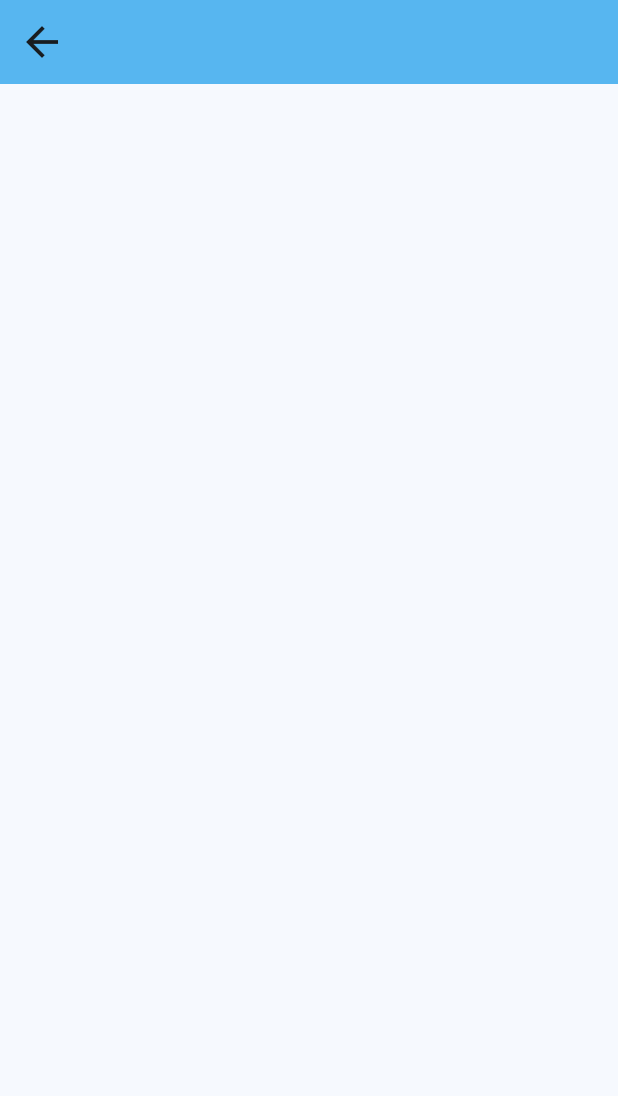
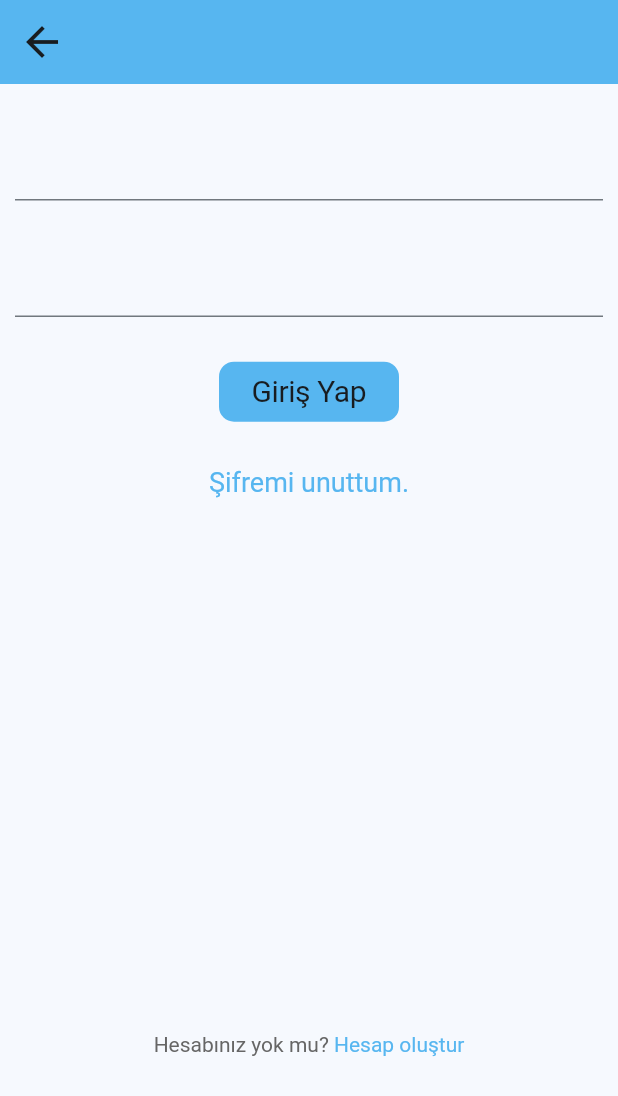
Before and after one commit to Keremovsky/flutter_brand_detection_app, a Flutter app: the LoginScreen screen opened by its route, on a phone screen of 412 x 824 dp. Shown: the top 1096 px of the screen. Run offline on Flutter 3.47's test engine with Material 3 defaults, Android fonts, the light colour scheme and no system bars; our stand-ins replace flutter_riverpod, go_router, riverpod.

Commit message:
login screen UI demo

```diff
--- a/lib/core/constants/router_constants.dart
+++ b/lib/core/constants/router_constants.dart
@@ -11,6 +11,6 @@ class RouterConstants {
   static const feedbackScreenPath = "/feedbackScreen";
   static const feedbackScreenName = "feedbackScreen";
 
-  static const authScreenPath = "/authScreen";
-  static const authScreenName = "authScreen";
+  static const loginScreenPath = "/loginScreen";
+  static const loginScreenName = "loginScreen";
 }
--- a/lib/features/backend/controller/auth_controller.dart
+++ b/lib/features/auth/controller/auth_controller.dart
@@ -1,4 +1,4 @@
-import 'package:flutter_brand_detection_app/features/backend/repository/auth_repository.dart';
+import 'package:flutter_brand_detection_app/features/auth/repository/auth_repository.dart';
 import 'package:flutter_riverpod/flutter_riverpod.dart';
 
 final authControllerProvider =
--- /dev/null
+++ b/lib/features/auth/screens/login_screen.dart
@@ -0,0 +1,90 @@
+import 'package:flutter/gestures.dart';
+import 'package:flutter/material.dart';
+import 'package:flutter_brand_detection_app/core/constants/theme_constants.dart';
+import 'package:flutter_brand_detection_app/core/utils/custom_text_button.dart';
+import 'package:flutter_brand_detection_app/themes/palette.dart';
+import 'package:flutter_riverpod/flutter_riverpod.dart';
+
+class LoginScreen extends ConsumerStatefulWidget {
+  const LoginScreen({super.key});
+
+  @override
+  ConsumerState<ConsumerStatefulWidget> createState() => _AuthScreenState();
+}
+
+class _AuthScreenState extends ConsumerState<LoginScreen> {
+  @override
+  Widget build(BuildContext context) {
+    return Scaffold(
+      appBar: AppBar(
+        leading: IconButton(
+          onPressed: () {
+            Navigator.of(context).pop();
+          },
+          icon: const Icon(
+            Icons.arrow_back,
+            size: ThemeConstants.generalIconSize,
+          ),
+        ),
+      ),
+      body: SafeArea(
+        child: Padding(
+          padding: const EdgeInsets.symmetric(horizontal: 10),
+          child: Column(
+            children: [
+              const Spacer(flex: 1),
+              TextField(),
+              const Spacer(flex: 1),
+              TextField(
+                obscureText: true,
+              ),
+              const Spacer(flex: 1),
+              CustomTextButton(
+                text: Text(
+                  "Giriş Yap",
+                  style: Theme.of(context).textTheme.displayLarge,
+                ),
+                onTap: () {},
+                borderRadius: BorderRadius.circular(10),
+                height: 40,
+                width: 120,
+              ),
+              const Spacer(flex: 1),
+              GestureDetector(
+                onTap: () {
+                  print("navigate to forgot password screen");
+                },
+                child: Text(
+                  "Şifremi unuttum.",
+                  style: Theme.of(context)
+                      .textTheme
+                      .displayMedium!
+                      .copyWith(color: Palette.mainColor),
+                ),
+              ),
+              const Spacer(flex: 12),
+              RichText(
+                text: TextSpan(
+                  text: "Hesabınız yok mu? ",
+                  style: Theme.of(context).textTheme.displaySmall,
+                  children: [
+                    TextSpan(
+                      text: "Hesap oluştur",
+                      recognizer: TapGestureRecognizer()
+                        ..onTap = () => print("navigate to sign up screen"),
+                      style: Theme.of(context)
+                          .textTheme
+                          .displaySmall!
+                          .copyWith(color: Palette.mainColor),
+                    ),
+                  ],
+                ),
+              ),
+              const Spacer(flex: 4),
+            ],
+          ),
+        ),
+      ),
+    );
+  }
+}
--- a/lib/features/backend/screens/login_screen.dart
+++ /dev/null
@@ -1,34 +0,0 @@
-import 'package:flutter/material.dart';
-import 'package:flutter_brand_detection_app/core/constants/theme_constants.dart';
-import 'package:flutter_riverpod/flutter_riverpod.dart';
-
-class LoginScreen extends ConsumerStatefulWidget {
-  const LoginScreen({super.key});
-
-  @override
-  ConsumerState<ConsumerStatefulWidget> createState() => _AuthScreenState();
-}
-
-class _AuthScreenState extends ConsumerState<LoginScreen> {
-  @override
-  Widget build(BuildContext context) {
-    return Scaffold(
-      appBar: AppBar(
-        leading: IconButton(
-          onPressed: () {
-            Navigator.of(context).pop();
-          },
-          icon: const Icon(
-            Icons.arrow_back,
-            size: ThemeConstants.generalIconSize,
-          ),
-        ),
-      ),
-      body: SafeArea(
-        child: Column(
-          children: [],
-        ),
-      ),
-    );
-  }
-}
--- a/lib/features/home/widgets/drawer.dart
+++ b/lib/features/home/widgets/drawer.dart
@@ -1,5 +1,7 @@
 import 'package:flutter/material.dart';
+import 'package:flutter_brand_detection_app/core/constants/router_constants.dart';
 import 'package:flutter_brand_detection_app/features/home/widgets/drawer_button.dart';
+import 'package:go_router/go_router.dart';
 
 class CustomDrawer extends StatelessWidget {
   const CustomDrawer({super.key});
@@ -11,7 +13,9 @@ class CustomDrawer extends StatelessWidget {
         CustomDrawerButton(
           icon: Icons.account_circle_rounded,
           text: "Hesabım",
-          onTap: () {},
+          onTap: () {
+            context.pushNamed(RouterConstants.loginScreenName);
+          },
         ),
         const _CustomSizedBox(),
         CustomDrawerButton(
--- a/lib/main.dart
+++ b/lib/main.dart
@@ -35,13 +35,13 @@ class MyApp extends StatelessWidget {
             fontWeight: FontWeight.normal,
           ),
           displayLarge: TextStyle(
-            fontSize: 22,
+            fontSize: 20,
           ),
           displayMedium: TextStyle(
-            fontSize: 20,
+            fontSize: 18,
           ),
           displaySmall: TextStyle(
-            fontSize: 12,
+            fontSize: 14,
             color: Palette.grey,
           ),
         ),
--- a/lib/router.dart
+++ b/lib/router.dart
@@ -1,6 +1,6 @@
 import 'package:flutter/material.dart';
 import 'package:flutter_brand_detection_app/core/constants/router_constants.dart';
-import 'package:flutter_brand_detection_app/features/backend/screens/login_screen.dart';
+import 'package:flutter_brand_detection_app/features/auth/screens/login_screen.dart';
 import 'package:flutter_brand_detection_app/features/history/screens/history_screen.dart';
 import 'package:flutter_brand_detection_app/features/home/screens/home_screen.dart';
 import 'package:go_router/go_router.dart';
@@ -27,8 +27,8 @@ class AppRouter {
         },
       ),
       GoRoute(
-        name: RouterConstants.authScreenName,
-        path: RouterConstants.authScreenPath,
+        name: RouterConstants.loginScreenName,
+        path: RouterConstants.loginScreenPath,
         pageBuilder: (context, state) {
           return const MaterialPage(
             child: LoginScreen(),
```
Also changed, not shown: lib/features/auth/repository/auth_repository.dart (renamed from lib/features/backend/repository/auth_repository.dart).
